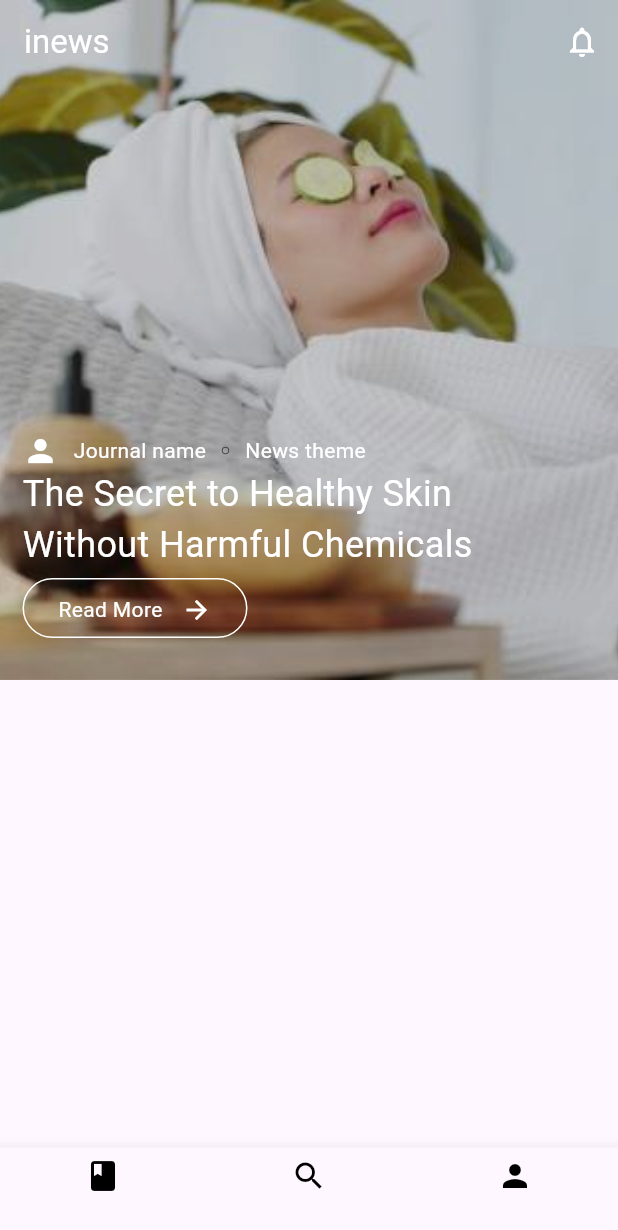
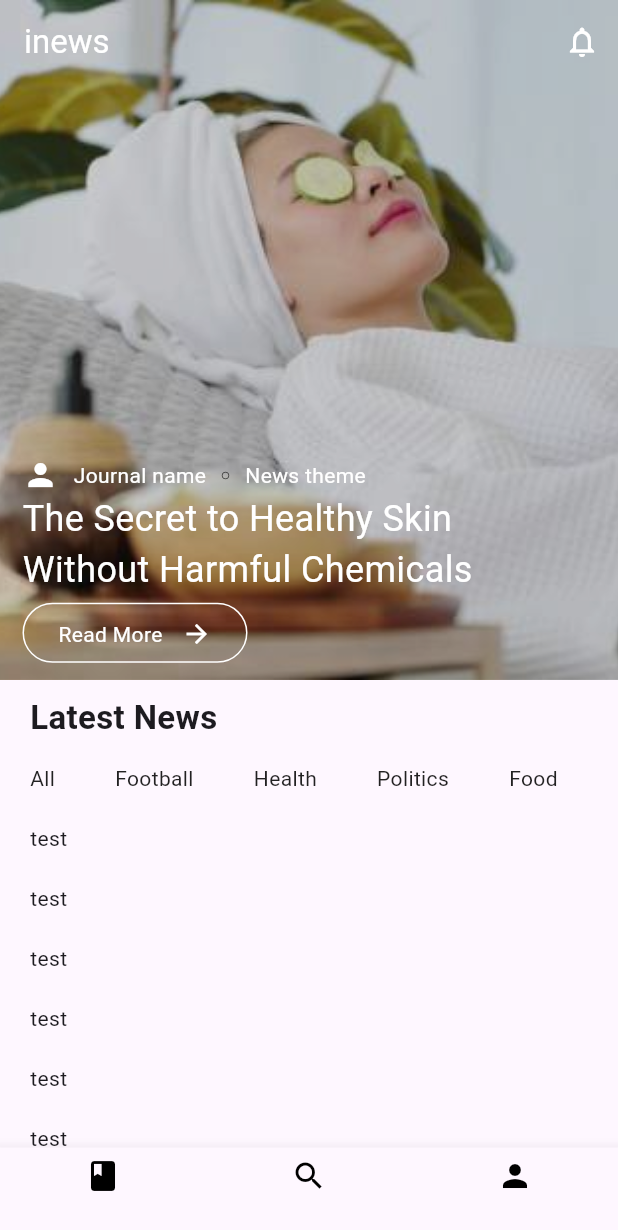
Before and after one commit to GuiTDS/news-app, a Flutter app: the screen it shows after launch, on a phone screen of 412 x 824 dp. Shown: the top 1230 px of the screen. Run offline on Flutter 3.47's test engine with Material 3 defaults, Android fonts, the phone set to English and light mode, and no system bars.

Commit message:
feat: adding sliver app bar and news list

```diff
--- a/lib/pages/home_page.dart
+++ b/lib/pages/home_page.dart
@@ -2,7 +2,7 @@ import 'package:flutter/material.dart';
 import 'package:inews/components/main_infos.dart';
 
 class HomePage extends StatefulWidget {
-  const HomePage({super.key});
+  const HomePage({Key? key});
 
   @override
   State<HomePage> createState() => _HomePageState();
@@ -23,53 +23,109 @@ class _HomePageState extends State<HomePage> {
     double imageProportion = 0.55;
 
     return Scaffold(
-      body: Stack(
+      body: NestedScrollView(
+        headerSliverBuilder: (BuildContext context, bool innerBoxIsScrolled) {
+          return <Widget>[
+            SliverAppBar(
+              expandedHeight: size.height * imageProportion,
+              floating: false,
+              pinned: true,
+              backgroundColor: Colors.blueGrey[200],
+              title: const Text(
+                'inews',
+                style: TextStyle(
+                  color: Colors.white,
+                ),
+              ),
+              flexibleSpace: FlexibleSpaceBar(
+                background: Stack(
+                  fit: StackFit.expand,
                   children: [
-          Positioned(
-            top: 0,
-            left: 0,
-            right: 0,
-            child: Opacity(
+                    Opacity(
                       opacity: 1.0,
                       child: Image.asset(
                         'assets/images/news-image-background.jpg',
-                height: size.height * imageProportion,
                         fit: BoxFit.cover,
                       ),
                     ),
-          ),
-          Positioned(
-            top: 0,
-            left: 0,
-            right: 0,
-            child: Opacity(
-              opacity: 0.2,
+                    Positioned.fill(
                       child: Container(
-                height: size.height * imageProportion,
-                color: Colors.black,
+                        color: Colors.black.withOpacity(0.2),
                       ),
                     ),
+                    Positioned.fill(
+                        top: size.height * 0.37, child: const MainInfos()),
+                  ],
                 ),
-          AppBar(
-            title: const Text('inews'),
-            foregroundColor: Colors.white,
-            backgroundColor: Colors.transparent,
+              ),
               actions: [
                 IconButton(
                   onPressed: () => print(''),
-                  icon: const Icon(Icons.notifications_none_outlined)),
+                  icon: const Icon(
+                    Icons.notifications_none_outlined,
+                    color: Colors.white,
+                  ),
+                ),
               ],
             ),
-          Column(
+          ];
+        },
+        body: Column(
           children: [
-              SizedBox(
-                height: size.height * 0.35,
+            const Padding(
+              padding: EdgeInsets.only(left: 20, top: 10, bottom: 5),
+              child: Row(
+                mainAxisAlignment: MainAxisAlignment.start,
+                children: [
+                  Text(
+                    'Latest News',
+                    style: TextStyle(fontSize: 22, fontWeight: FontWeight.w600),
                   ),
-              const MainInfos(),
                 ],
+              ),
+            ),
+            SingleChildScrollView(
+              scrollDirection: Axis.horizontal,
+              padding: const EdgeInsets.only(bottom: 10),
+              child: Row(
+                children: newsTypes.map((type) {
+                  return Padding(
+                    padding: const EdgeInsets.symmetric(
+                        horizontal: 20, vertical: 10),
+                    child: Text(
+                      type,
+                      style:
+                          const TextStyle(fontSize: 14, color: Colors.black87),
+                    ),
+                  );
+                }).toList(),
+              ),
+            ),
+            Expanded(
+              child: Padding(
+                padding: const EdgeInsets.symmetric(horizontal: 20),
+                child: ListView.separated(
+                  itemBuilder: (context, index) => const Text('test'),
+                  separatorBuilder: (context, index) => const SizedBox(
+                    height: 20,
+                  ),
+                  itemCount: 50,
+                ),
+              ),
             )
           ],
+        ),
       ),
     );
   }
 }
+
+List<String> newsTypes = [
+  'All',
+  'Football',
+  'Health',
+  'Politics',
+  'Food',
+  'House',
+  'Travel'
+];
```
Lines whose indentation alone changed are shown as unchanged.
